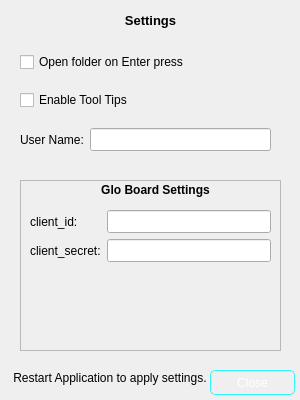
Old version of the form WaExport/settingd.ui in the repository qrcline/WAEX_File_Organizer.
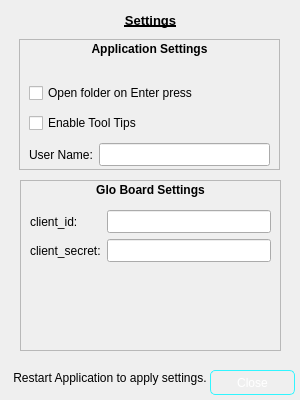
New version of the form.

Diff of the .ui file:
```diff
--- a/WaExport/settingd.ui
+++ b/WaExport/settingd.ui
@@ -39,6 +39,7 @@
      <pointsize>10</pointsize>
      <weight>75</weight>
      <bold>true</bold>
+     <underline>true</underline>
     </font>
    </property>
    <property name="text">
@@ -48,52 +49,6 @@
     <set>Qt::AlignCenter</set>
    </property>
   </widget>
-  <widget class="QWidget" name="layoutWidget">
-   <property name="geometry">
-    <rect>
-     <x>20</x>
-     <y>40</y>
-     <width>251</width>
-     <height>124</height>
-    </rect>
-   </property>
-   <layout class="QVBoxLayout" name="verticalLayout">
-    <item>
-     <widget class="QCheckBox" name="settingsOpenFolder">
-      <property name="text">
-       <string>Open folder on Enter press</string>
-      </property>
-     </widget>
-    </item>
-    <item>
-     <widget class="QCheckBox" name="settingsToolTips">
-      <property name="text">
-       <string>Enable Tool Tips</string>
-      </property>
-     </widget>
-    </item>
-    <item>
-     <layout class="QHBoxLayout" name="horizontalLayout_2">
-      <item>
-       <widget class="QLabel" name="label_4">
-        <property name="text">
-         <string>User Name:</string>
-        </property>
-       </widget>
-      </item>
-      <item>
-       <widget class="QLineEdit" name="lineEdit">
-        <property name="font">
-         <font>
-          <pointsize>10</pointsize>
-         </font>
-        </property>
-       </widget>
-      </item>
-     </layout>
-    </item>
-   </layout>
-  </widget>
   <widget class="QPushButton" name="settingsClose">
    <property name="geometry">
     <rect>
@@ -147,9 +102,9 @@
    <widget class="QLabel" name="label_5">
     <property name="geometry">
      <rect>
-      <x>10</x>
+      <x>0</x>
       <y>0</y>
-      <width>251</width>
+      <width>261</width>
       <height>20</height>
      </rect>
     </property>
@@ -211,6 +166,90 @@
     </layout>
    </widget>
   </widget>
+  <widget class="QFrame" name="frame_2">
+   <property name="geometry">
+    <rect>
+     <x>19</x>
+     <y>39</y>
+     <width>261</width>
+     <height>131</height>
+    </rect>
+   </property>
+   <property name="frameShape">
+    <enum>QFrame::StyledPanel</enum>
+   </property>
+   <property name="frameShadow">
+    <enum>QFrame::Sunken</enum>
+   </property>
+   <widget class="QWidget" name="layoutWidget">
+    <property name="geometry">
+     <rect>
+      <x>10</x>
+      <y>40</y>
+      <width>241</width>
+      <height>91</height>
+     </rect>
+    </property>
+    <layout class="QVBoxLayout" name="verticalLayout">
+     <item>
+      <widget class="QCheckBox" name="settingsOpenFolder">
+       <property name="text">
+        <string>Open folder on Enter press</string>
+       </property>
+      </widget>
+     </item>
+     <item>
+      <widget class="QCheckBox" name="settingsToolTips">
+       <property name="text">
+        <string>Enable Tool Tips</string>
+       </property>
+      </widget>
+     </item>
+     <item>
+      <layout class="QHBoxLayout" name="horizontalLayout_2">
+       <item>
+        <widget class="QLabel" name="label_4">
+         <property name="text">
+          <string>User Name:</string>
+         </property>
+        </widget>
+       </item>
+       <item>
+        <widget class="QLineEdit" name="lineEdit">
+         <property name="font">
+          <font>
+           <pointsize>10</pointsize>
+          </font>
+         </property>
+        </widget>
+       </item>
+      </layout>
+     </item>
+    </layout>
+   </widget>
+   <widget class="QLabel" name="label_8">
+    <property name="geometry">
+     <rect>
+      <x>0</x>
+      <y>0</y>
+      <width>261</width>
+      <height>20</height>
+     </rect>
+    </property>
+    <property name="font">
+     <font>
+      <weight>75</weight>
+      <bold>true</bold>
+     </font>
+    </property>
+    <property name="text">
+     <string>Application Settings</string>
+    </property>
+    <property name="alignment">
+     <set>Qt::AlignCenter</set>
+    </property>
+   </widget>
+  </widget>
  </widget>
  <resources/>
  <connections/>
```
